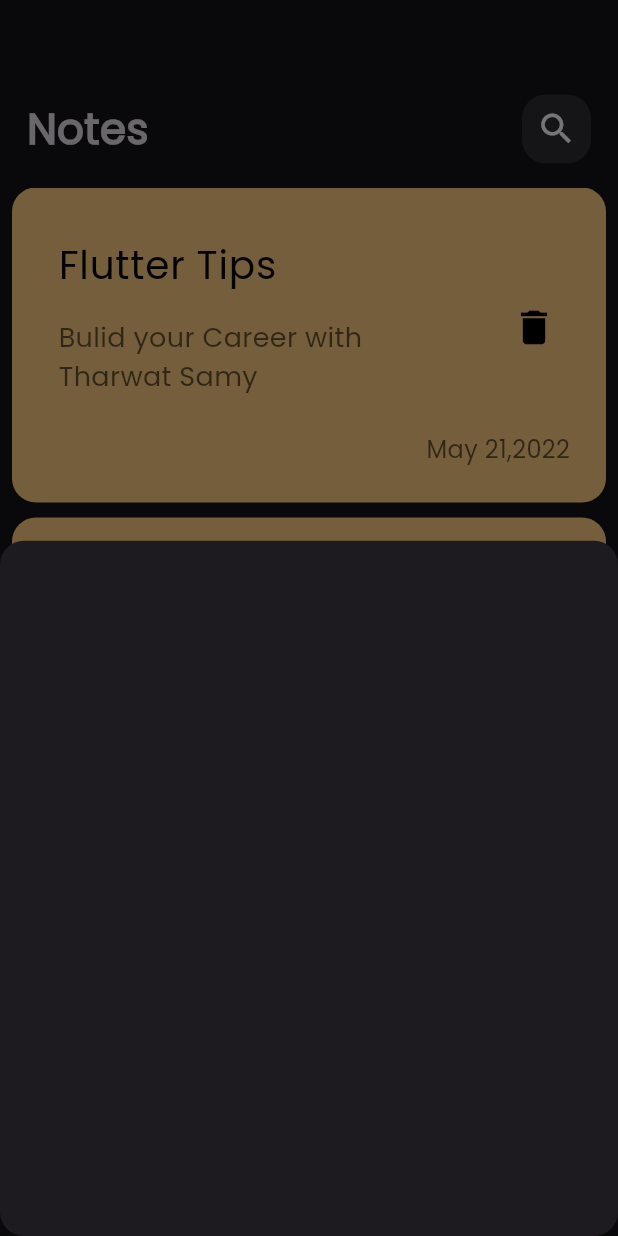
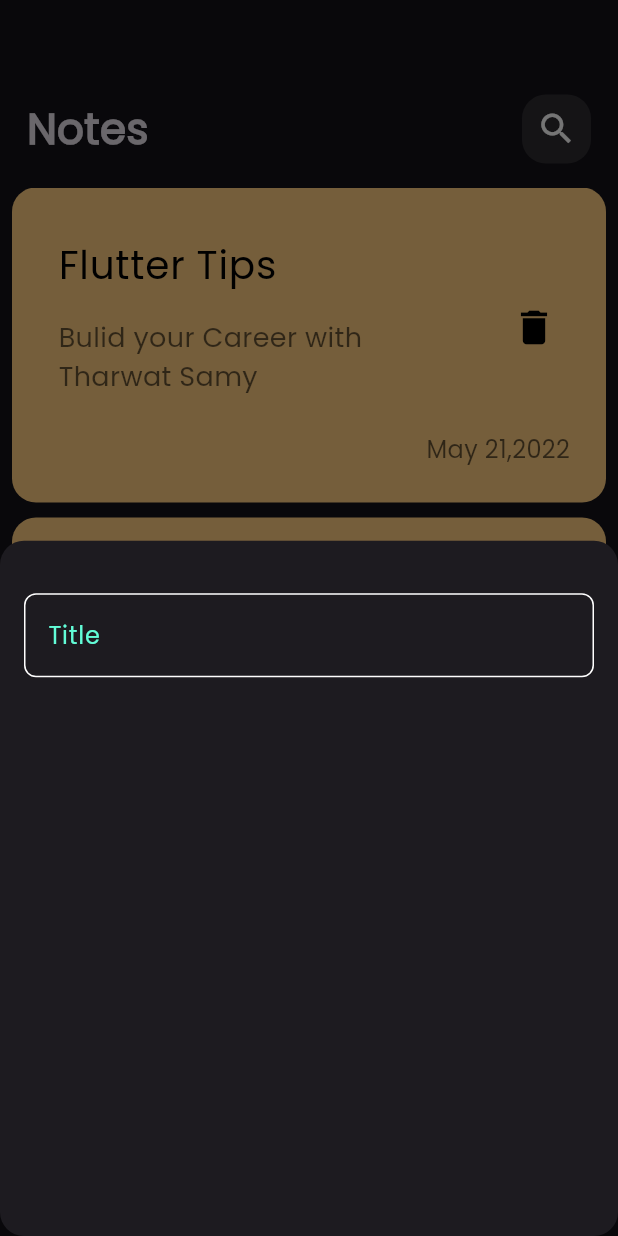
Before and after one commit to youssefemadeldn/notes_app, a Flutter app: the screen it shows after launch, after a tap on the "add" icon, on a phone screen of 412 x 824 dp. Run offline on Flutter 3.47's test engine with Material 3 defaults, Android fonts, the phone set to English and light mode, and no system bars.

Commit message:
create custome text field

```diff
--- /dev/null
+++ b/lib/constant.dart
@@ -0,0 +1,3 @@
+import 'package:flutter/material.dart';
+
+const kPrimaryColor = Color(0XFF62FCD7);
--- a/lib/widgets/add_note_bottom_sheet.dart
+++ b/lib/widgets/add_note_bottom_sheet.dart
@@ -1,10 +1,21 @@
 import 'package:flutter/material.dart';
+import 'package:noteapp/widgets/custom_text_field.dart';
 
 class AddNoteBottumSheet extends StatelessWidget {
   const AddNoteBottumSheet({super.key});
 
   @override
   Widget build(BuildContext context) {
-    return Container();
+    return const Padding(
+      padding: EdgeInsets.symmetric(horizontal: 16),
+      child: Column(
+        children: [
+          SizedBox(
+            height: 35,
+          ),
+          CustomeTextField(),
+        ],
+      ),
+    );
   }
 }
--- /dev/null
+++ b/lib/widgets/custom_text_field.dart
@@ -0,0 +1,31 @@
+import 'package:flutter/material.dart';
+import 'package:noteapp/constant.dart';
+
+class CustomeTextField extends StatelessWidget {
+  const CustomeTextField({super.key});
+
+  @override
+  Widget build(BuildContext context) {
+    return TextField(
+      cursorColor: kPrimaryColor,
+      decoration: InputDecoration(
+        hintText: 'Title',
+        hintStyle: const TextStyle(
+          color: kPrimaryColor,
+        ),
+        border: bulidBorder(),
+        enabledBorder: bulidBorder(),
+        focusedBorder: bulidBorder(kPrimaryColor),
+      ),
+    );
+  }
+
+  OutlineInputBorder bulidBorder([color]) {
+    return OutlineInputBorder(
+      borderRadius: BorderRadius.circular(8),
+      borderSide: BorderSide(
+        color: color ?? Colors.white,
+      ),
+    );
+  }
+}
```
